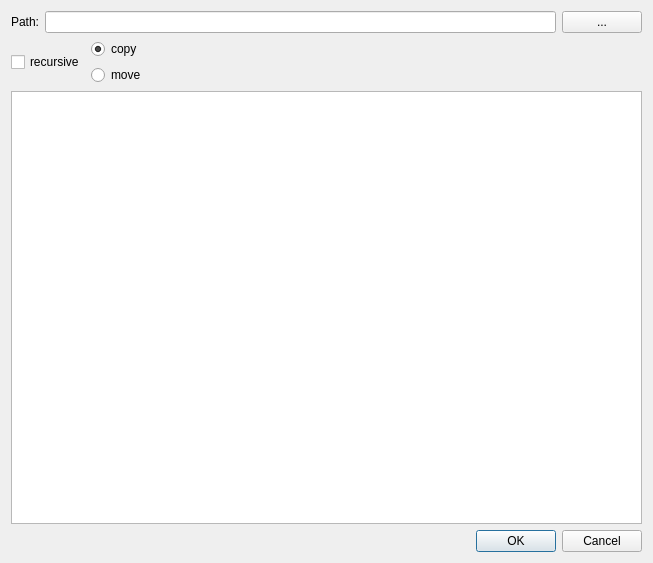
birkeh/pictureLibrary, file cimportdialog.ui: the form before one commit.
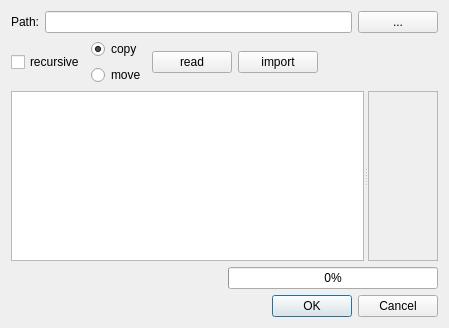
The form after the commit. Custom widgets are drawn as their Qt base class.

What changed in the file:
```diff
--- a/cimportdialog.ui
+++ b/cimportdialog.ui
@@ -6,16 +6,16 @@
    <rect>
     <x>0</x>
     <y>0</y>
-    <width>653</width>
-    <height>563</height>
+    <width>449</width>
+    <height>328</height>
    </rect>
   </property>
   <property name="windowTitle">
    <string>Import</string>
   </property>
-  <layout class="QGridLayout" name="gridLayout">
+  <layout class="QGridLayout" name="gridLayout_2">
    <item row="0" column="0">
-    <layout class="QVBoxLayout" name="verticalLayout_2">
+    <layout class="QVBoxLayout" name="verticalLayout_2" stretch="0,0,1,0,0">
      <item>
       <layout class="QHBoxLayout" name="horizontalLayout">
        <item>
@@ -73,6 +73,20 @@
          </item>
         </layout>
        </item>
+       <item>
+        <widget class="QPushButton" name="m_lpRead">
+         <property name="text">
+          <string>read</string>
+         </property>
+        </widget>
+       </item>
+       <item>
+        <widget class="QPushButton" name="m_lpImport">
+         <property name="text">
+          <string>import</string>
+         </property>
+        </widget>
+       </item>
        <item>
         <spacer name="horizontalSpacer">
          <property name="orientation">
@@ -89,6 +103,10 @@
       </layout>
      </item>
      <item>
+      <widget class="QSplitter" name="m_lpSplitter">
+       <property name="orientation">
+        <enum>Qt::Horizontal</enum>
+       </property>
       <widget class="QListView" name="m_lpImportList">
        <property name="selectionMode">
         <enum>QAbstractItemView::ExtendedSelection</enum>
@@ -99,14 +117,63 @@
          <height>120</height>
         </size>
        </property>
+        <property name="resizeMode">
+         <enum>QListView::Adjust</enum>
+        </property>
+        <property name="gridSize">
+         <size>
+          <width>180</width>
+          <height>180</height>
+         </size>
+        </property>
        <property name="viewMode">
         <enum>QListView::IconMode</enum>
        </property>
-      </widget>
-     </item>
-    </layout>
-   </item>
-   <item row="1" column="0">
+        <property name="wordWrap">
+         <bool>true</bool>
+        </property>
+       </widget>
+       <widget class="QScrollArea" name="scrollArea">
+        <property name="widgetResizable">
+         <bool>true</bool>
+        </property>
+        <widget class="QWidget" name="scrollAreaWidgetContents">
+         <property name="geometry">
+          <rect>
+           <x>0</x>
+           <y>0</y>
+           <width>69</width>
+           <height>167</height>
+          </rect>
+         </property>
+         <layout class="QGridLayout" name="gridLayout">
+          <item row="0" column="0">
+           <widget class="cToolBoxInfo" name="m_lpInfo" native="true"/>
+          </item>
+         </layout>
+        </widget>
+       </widget>
+      </widget>
+     </item>
+     <item>
+      <layout class="QHBoxLayout" name="horizontalLayout_3" stretch="1,1">
+       <item>
+        <widget class="QLabel" name="m_lpStatusText">
+         <property name="text">
+          <string/>
+         </property>
+        </widget>
+       </item>
+       <item>
+        <widget class="QProgressBar" name="m_lpProgress">
+         <property name="value">
+          <number>0</number>
+         </property>
+        </widget>
+       </item>
+      </layout>
+     </item>
+     <item>
     <widget class="QDialogButtonBox" name="m_lpButtonBox">
      <property name="orientation">
       <enum>Qt::Horizontal</enum>
@@ -117,7 +184,17 @@
     </widget>
    </item>
   </layout>
+   </item>
+  </layout>
  </widget>
+ <customwidgets>
+  <customwidget>
+   <class>cToolBoxInfo</class>
+   <extends>QWidget</extends>
+   <header>ctoolboxinfo.h</header>
+   <container>1</container>
+  </customwidget>
+ </customwidgets>
  <resources/>
  <connections>
   <connection>
```
Lines whose indentation alone changed are shown as unchanged.
